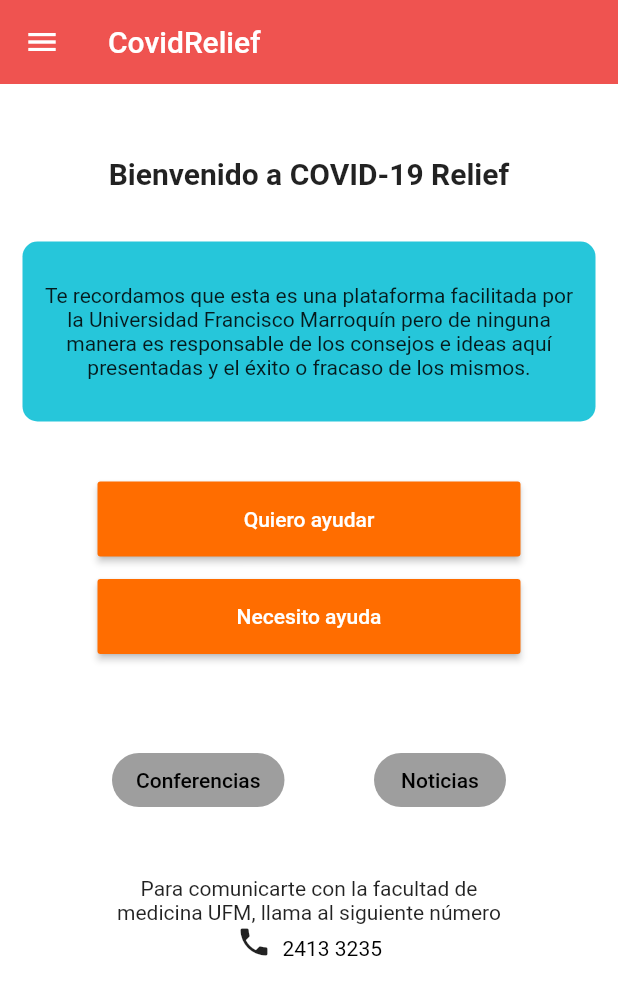
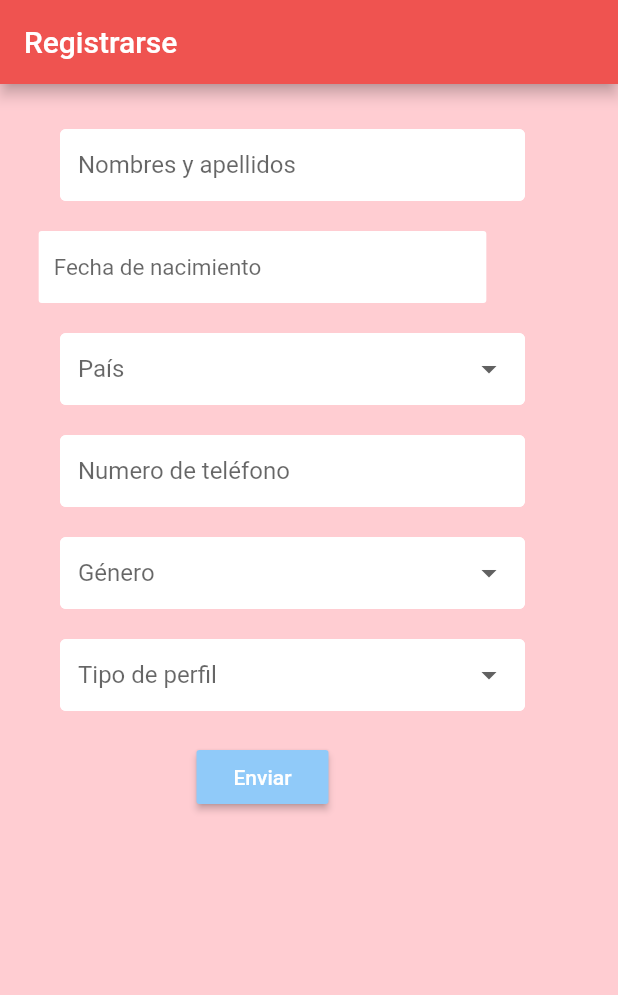
Before and after one commit to Covid-relief/CovidReliefApp, a Flutter app: the screen it shows once a user with an empty profile is signed in, on a phone screen of 412 x 824 dp. Shown: the top 995 px of the screen. Run offline on Flutter 3.47's test engine with Material 2 defaults, Android fonts, the phone set to English and light mode, and no system bars; our stand-ins replace cloud_firestore, firebase_auth, flutter_secure_storage, google_sign_in; missing offline and left inert: flutter_auth_buttons, flutter_facebook_login; accounts and stored records are empty; network calls fail.

Commit message:
userDataForm display in register

```diff
--- a/CovidRelief/lib/screens/home/home.dart
+++ b/CovidRelief/lib/screens/home/home.dart
@@ -20,7 +20,7 @@ class Home extends StatelessWidget {
       showModalBottomSheet(context: context, builder: (context){
         return Container(
           padding: EdgeInsets.symmetric(vertical: 20.0, horizontal: 60.0),
-          child:  SettingsForm(),
+          child:  UserDataForm(),
         );
       });
     }
--- a/CovidRelief/lib/screens/home/settings_form.dart
+++ b/CovidRelief/lib/screens/home/settings_form.dart
@@ -4,20 +4,19 @@ import 'package:flutter/material.dart';
 import 'package:CovidRelief/shared/constants.dart';
 import 'package:CovidRelief/models/user.dart';
 import 'package:provider/provider.dart';
-import 'package:CovidRelief/models/routes.dart';
+import 'package:CovidRelief/screens/authenticate/authenticate.dart';
+import 'package:CovidRelief/screens/home/home.dart';
 
 import 'package:google_sign_in/google_sign_in.dart';
 
 
-class SettingsForm extends StatefulWidget {
+class UserDataForm extends StatefulWidget {
 
   @override
-  _SettingsFormState createState() => _SettingsFormState();
+  _UserDataFormState createState() => _UserDataFormState();
 }
 
-class _SettingsFormState extends State<SettingsForm> {
-
-
+class _UserDataFormState extends State<UserDataForm> {
 
   final _formKey = GlobalKey<FormState>();
   final List<String> type = [ 'Busca ayuda' , 'Desea ayudar' ,'Busca y desea ayuda'];// esta es la lista de que va a poder elegir el usuario en forma de dropdown
@@ -34,13 +33,40 @@ class _SettingsFormState extends State<SettingsForm> {
   String _currentState; // not displaying in the app
   String _currenType; // dropbox ya
 
+  // display birthday date when selected (if not, display 'Fecha de nacimiento' text)
+  String selectedDate () {
+    String message;
+    if (_currentBirthday == null){
+      message = 'Fecha de nacimiento';
+    }else{
+      String bday = _currentBirthday.toString();
+      message = bday.substring(8, 10)+'-'+bday.substring(5, 7)+'-'+bday.substring(0, 4);
+    }
+      return message;
+  }
+  // display different colors of selection in birthday picker
+  Color styleDate () {
+    Color color;
+    if (selectedDate() == 'Fecha de nacimiento') {
+      color=Colors.black45.withOpacity(0.6);
+    }else{
+      color=Colors.black.withOpacity(1.0);
+    }
+    return color;
+  }
+
   @override
   Widget build(BuildContext context) {
 
     // this variable allows us to get the uid that contains the info of the user
     final user = Provider.of<User>(context);
-
-    return StreamBuilder<UserData>(
+    return Scaffold(
+      backgroundColor: Colors.red[100],
+      appBar: AppBar(
+        title: Text('Registrarse'),
+        backgroundColor: Colors.red[400],
+      ),
+      body: StreamBuilder<UserData>(
         stream: DatabaseService(uid: user.uid).userData,
         builder: (context, snapshot) {
           UserData userData = snapshot.data;
@@ -68,22 +94,25 @@ class _SettingsFormState extends State<SettingsForm> {
                   SizedBox(height: 20.0),
 
                   // Date picker for birthday
-                // Lacks display of the date in the button
                   FlatButton(
                     color: Colors.white,
                     // padding is the spacing inside the element
                     padding: EdgeInsets.fromLTRB(10, 15, 150, 15),
                     child: Text(
-                    'Fecha de nacimiento',
-                    style: TextStyle(color: Colors.black45),
+                    '${selectedDate()}',
+                      style: TextStyle(
+                        color: styleDate(),
+                        fontWeight: FontWeight.w400,
+                        fontSize: 15
+                      ),
                     ),
                     onPressed: () {
                       // shows calendar to pick a date
                       showDatePicker(
                         context: context,
-                      initialDate: DateTime.now(),
+                        initialDate: DateTime.now().subtract(Duration(days: 6570)),
                         firstDate: DateTime(1920, 1, 1),
-                      lastDate: DateTime.now()
+                        lastDate: DateTime.now().subtract(Duration(days: 6570))
                       ).then((date){
                         // change variable value (current date in DB) to selected
                         setState((){
@@ -190,7 +219,7 @@ class _SettingsFormState extends State<SettingsForm> {
                           _currenType ?? userData.type,
                         );
                         // redirect to profile page
-                      Navigator.pushReplacement(context, MaterialPageRoute(builder: (context) => UserProfile()),);
+                        Navigator.pushReplacement(context, MaterialPageRoute(builder: (context) => Home()),);
                       }
                     } // onPressed
                   )
@@ -199,6 +228,7 @@ class _SettingsFormState extends State<SettingsForm> {
             ),
           );
         }
+      ),
     );
   }
 }
--- a/CovidRelief/lib/screens/wrapper.dart
+++ b/CovidRelief/lib/screens/wrapper.dart
@@ -3,7 +3,7 @@ import 'package:flutter/material.dart';
 import 'package:CovidRelief/screens/home/home.dart';
 import 'package:CovidRelief/models/user.dart';
 import 'package:provider/provider.dart';
-
+import 'package:CovidRelief/screens/home/settings_form.dart';
 
 
 
@@ -18,7 +18,7 @@ class Wrapper extends StatelessWidget {
     if (user == null){
       return Authenticate();
     } else {
-      return Home();
+      return UserDataForm();
     }
 
   }
```
Also changed, not shown: CovidRelief/pubspec.lock. Lines whose indentation alone changed are shown as unchanged.
